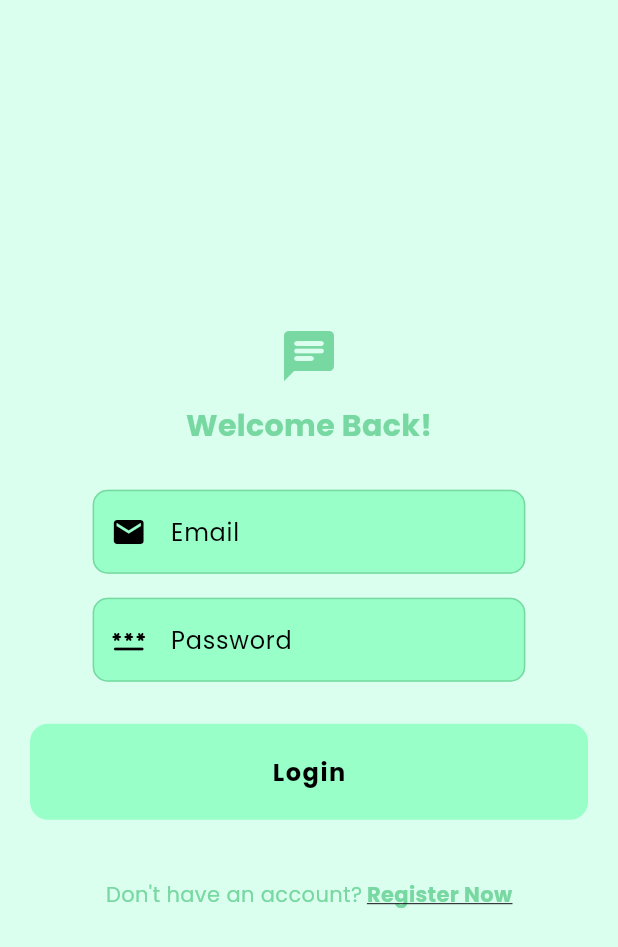
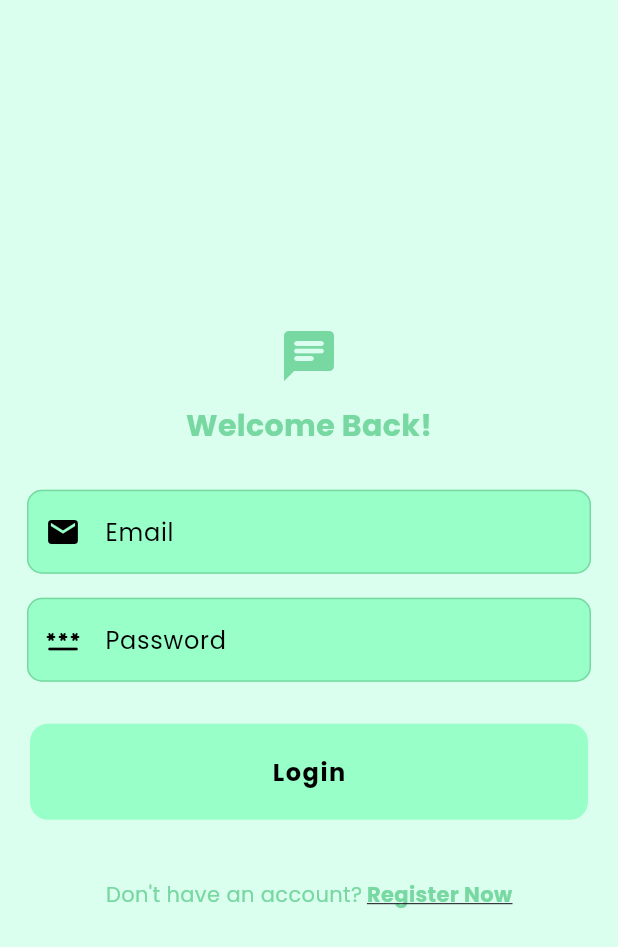
Before and after one commit to Fardeenhimself/chat_app, a Flutter app: the screen it shows after launch, on a phone screen of 412 x 824 dp. Shown: the top 947 px of the screen. Run offline on Flutter 3.47's test engine with Material 3 defaults, Android fonts, the phone set to English and light mode, and no system bars; our stand-ins replace cloud_firestore, firebase_auth, firebase_core, google_fonts; accounts and stored records are empty.

```diff
--- a/lib/auth/login_screen.dart
+++ b/lib/auth/login_screen.dart
@@ -1,4 +1,5 @@
 import 'package:chat_app/auth/auth_service.dart';
+import 'package:chat_app/components/my_authtextfield.dart';
 import 'package:chat_app/components/my_button.dart';
 import 'package:chat_app/components/my_textfield.dart';
 import 'package:flutter/material.dart';
@@ -56,14 +57,14 @@ class LoginScreen extends StatelessWidget {
             ),
             const SizedBox(height: 20),
             // Email
-            MyTextfield(
+            MyAuthtextfield(
               hintText: 'Email',
               obscureText: false,
               prefixIcon: Icon(Icons.email),
               controller: _emailController,
             ),
             // Password
-            MyTextfield(
+            MyAuthtextfield(
               hintText: 'Password',
               obscureText: true,
               prefixIcon: Icon(Icons.password_rounded),
--- /dev/null
+++ b/lib/components/my_authtextfield.dart
@@ -0,0 +1,52 @@
+import 'package:flutter/material.dart';
+
+class MyAuthtextfield extends StatelessWidget {
+  const MyAuthtextfield({
+    super.key,
+    required this.hintText,
+    required this.obscureText,
+    required this.prefixIcon,
+    required this.controller,
+    this.focusNode,
+  });
+
+  final String hintText;
+  final bool obscureText;
+  final Widget prefixIcon;
+  final TextEditingController controller;
+  final FocusNode? focusNode;
+
+  @override
+  Widget build(BuildContext context) {
+    return Padding(
+      padding: const EdgeInsets.symmetric(horizontal: 18.0, vertical: 8),
+      child: TextField(
+        style: TextStyle(color: Theme.of(context).colorScheme.onPrimary),
+        cursorColor: Theme.of(context).colorScheme.onPrimary,
+        textCapitalization: TextCapitalization.sentences,
+        focusNode: focusNode,
+        controller: controller,
+        obscureText: obscureText,
+        decoration: InputDecoration(
+          enabledBorder: OutlineInputBorder(
+            borderRadius: BorderRadius.circular(10),
+            borderSide: BorderSide(
+              color: Theme.of(context).colorScheme.primary,
+            ),
+          ),
+          focusedBorder: OutlineInputBorder(
+            borderRadius: BorderRadius.circular(10),
+            borderSide: BorderSide(
+              color: Theme.of(context).colorScheme.primary,
+            ),
+          ),
+          fillColor: Theme.of(context).colorScheme.secondary,
+          filled: true,
+          hintText: hintText,
+          prefixIcon: prefixIcon,
+          prefixIconColor: Theme.of(context).colorScheme.onPrimary,
+        ),
+      ),
+    );
+  }
+}
```
Also changed, not shown: lib/auth/auth_service.dart (+11 -4 lines), lib/auth/register_screen.dart (+4 -3 lines), lib/auth/status_handler.dart (added, +48 -0 lines), lib/screens/blocked_users.dart (+9 -2 lines), lib/screens/chat_page.dart (+63 -1 lines), lib/screens/home_page.dart (+20 -1 lines).
